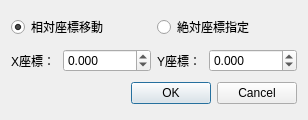
First picture: the form in src/MoveTransformDialog.ui, repository hal1437/BlockMaker, before the edit.
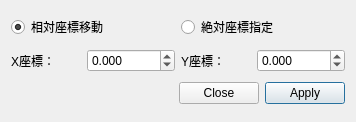
Second picture: the form after the edit.

Commit message: MoveTransformDialogをモードレスに変更、連続的に適用可能に

What changed in the file:
```diff
--- a/src/MoveTransformDialog.ui
+++ b/src/MoveTransformDialog.ui
@@ -6,8 +6,8 @@
    <rect>
     <x>0</x>
     <y>0</y>
-    <width>308</width>
-    <height>120</height>
+    <width>356</width>
+    <height>122</height>
    </rect>
   </property>
   <property name="windowTitle">
@@ -83,14 +83,38 @@
     </layout>
    </item>
    <item>
-    <widget class="QDialogButtonBox" name="buttonBox">
-     <property name="orientation">
-      <enum>Qt::Horizontal</enum>
-     </property>
-     <property name="standardButtons">
-      <set>QDialogButtonBox::Cancel|QDialogButtonBox::Ok</set>
-     </property>
-    </widget>
+    <layout class="QHBoxLayout" name="horizontalLayout_3">
+     <item>
+      <spacer name="horizontalSpacer">
+       <property name="orientation">
+        <enum>Qt::Horizontal</enum>
+       </property>
+       <property name="sizeHint" stdset="0">
+        <size>
+         <width>40</width>
+         <height>20</height>
+        </size>
+       </property>
+      </spacer>
+     </item>
+     <item>
+      <widget class="QPushButton" name="CloseButton">
+       <property name="text">
+        <string>Close</string>
+       </property>
+      </widget>
+     </item>
+     <item>
+      <widget class="QPushButton" name="ApplyButton">
+       <property name="text">
+        <string>Apply</string>
+       </property>
+       <property name="default">
+        <bool>true</bool>
+       </property>
+      </widget>
+     </item>
+    </layout>
    </item>
   </layout>
  </widget>
```
Left out of the diff: 35 changed lines with no effect on the pictures. The commit also changes 4 other files.
